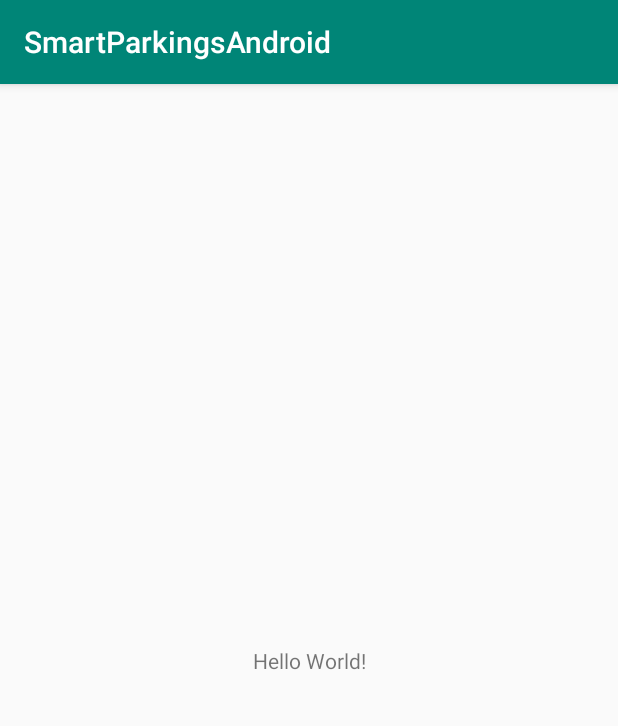
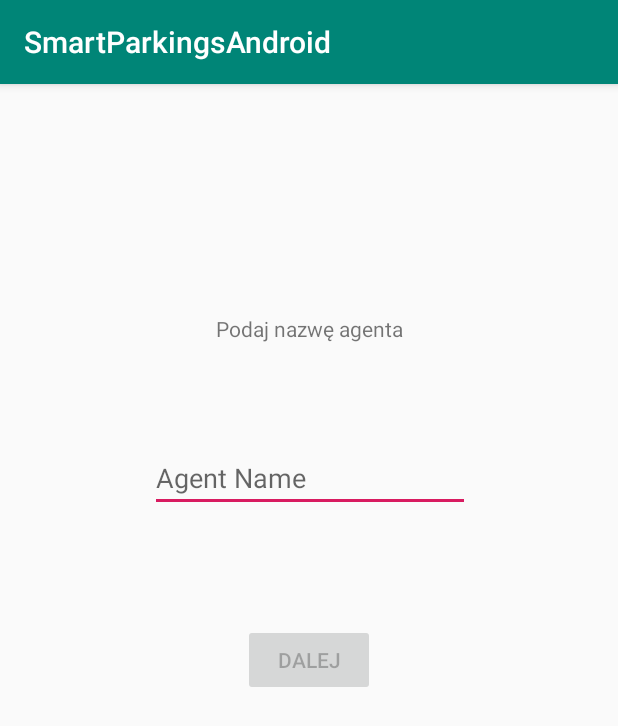
Before and after one commit to mdziedzi/smart-parkings-android, an Android app: the screen it shows after launch (MainActivity), on a phone screen of 412 x 824 dp. Shown: the top 726 px of the screen. Run offline under Robolectric (Android 15) with nearby library versions, the phone set to English and light mode, and no system bars; libraries missing offline, so code that uses them is left out: jade.android, jade.core, jade.util, jade.util.leap, jade.wrapper.

Commit message:
After typing agent name the Google Maps shows.

```diff
--- a/app/build.gradle
+++ b/app/build.gradle
@@ -22,6 +22,7 @@
     implementation fileTree(dir: 'libs', include: ['*.jar'])
     implementation 'com.android.support:appcompat-v7:27.1.1'
     implementation 'com.android.support.constraint:constraint-layout:1.1.3'
+    implementation 'com.google.android.gms:play-services-maps:16.0.0'
     testImplementation 'junit:junit:4.12'
     androidTestImplementation 'com.android.support.test:runner:1.0.2'
     androidTestImplementation 'com.android.support.test.espresso:espresso-core:3.0.2'
--- a/app/src/main/java/com/marcindziedzic/smartparkingsandroid/MainActivity.java
+++ b/app/src/main/java/com/marcindziedzic/smartparkingsandroid/MainActivity.java
@@ -7,6 +7,12 @@
 import android.os.IBinder;
 import android.support.v7.app.AppCompatActivity;
 import android.os.Bundle;
+import android.text.Editable;
+import android.text.TextWatcher;
+import android.view.View;
+import android.widget.Button;
+import android.widget.EditText;
+import android.widget.TextView;
 
 import com.marcindziedzic.smartparkingsandroid.agent.DriverManagerAgent;
 import com.marcindziedzic.smartparkingsandroid.agent.util.Localization;
@@ -31,12 +37,52 @@
     private MicroRuntimeServiceBinder microRuntimeServiceBinder;
     private ServiceConnection serviceConnection;
 
+    private EditText agentNameTV;
+
+    private Button button;
+
     @Override
     protected void onCreate(Bundle savedInstanceState) {
         super.onCreate(savedInstanceState);
         setContentView(R.layout.activity_main);
 
-        connectToService();
+        agentNameTV = findViewById(R.id.agentNameText);
+        agentNameTV.addTextChangedListener(agentNameTextWatcher);
+
+        button = findViewById(R.id.nextButton);
+        button.setEnabled(false);
+        button.setOnClickListener(new View.OnClickListener() {
+            @Override
+            public void onClick(View v) {
+                connectToService();
+                openMapsActivity();
+            }
+        });
+
+    }
+
+    private TextWatcher agentNameTextWatcher = new TextWatcher() {
+        @Override
+        public void beforeTextChanged(CharSequence s, int start, int count, int after) {
+        }
+
+        @Override
+        public void onTextChanged(CharSequence s, int start, int before, int count) {
+            if (agentNameTV.getText() != null && !agentNameTV.getText().toString().equals("")) {
+                button.setEnabled(true);
+            } else {
+                button.setEnabled(false);
+            }
+        }
+
+        @Override
+        public void afterTextChanged(Editable s) {
+        }
+    };
+
+    private void openMapsActivity() {
+        Intent intent = new Intent(this, MapsActivity.class);
+        startActivity(intent);
     }
 
     private void connectToService() {
@@ -89,7 +135,7 @@
             public void onSuccess(Void thisIsNull) {
                 // Split container startup successful
                 logger.log(Level.INFO, "Successfully start of the container...");
-                startAgent("android", agentStartupCallback);
+                startAgent(agentNameTV.getText().toString(), agentStartupCallback);
             }
 
             @Override
--- a/app/src/main/res/layout/activity_main.xml
+++ b/app/src/main/res/layout/activity_main.xml
@@ -7,12 +7,43 @@
     tools:context=".MainActivity">
 
     <TextView
+        android:id="@+id/textView"
         android:layout_width="wrap_content"
         android:layout_height="wrap_content"
-        android:text="Hello World!"
+        android:text="@string/type_agent_name"
         app:layout_constraintBottom_toBottomOf="parent"
+        app:layout_constraintEnd_toEndOf="parent"
         app:layout_constraintLeft_toLeftOf="parent"
         app:layout_constraintRight_toRightOf="parent"
+        app:layout_constraintStart_toStartOf="parent"
+        app:layout_constraintTop_toTopOf="parent"
+        app:layout_constraintVertical_bias="0.205" />
+
+    <EditText
+        android:id="@+id/agentNameText"
+        android:layout_width="wrap_content"
+        android:layout_height="wrap_content"
+        android:layout_marginBottom="8dp"
+        android:ems="10"
+        android:hint="@string/agent_name"
+        android:inputType="textPersonName"
+        app:layout_constraintBottom_toTopOf="@+id/nextButton"
+        app:layout_constraintEnd_toEndOf="parent"
+        app:layout_constraintHorizontal_bias="0.502"
+        app:layout_constraintStart_toStartOf="parent"
+        app:layout_constraintTop_toBottomOf="@+id/textView"
+        android:autofillHints="" tools:targetApi="o"/>
+
+    <Button
+        android:id="@+id/nextButton"
+        android:layout_width="wrap_content"
+        android:layout_height="wrap_content"
+        android:layout_marginTop="8dp"
+        android:layout_marginBottom="8dp"
+        android:text="@string/next"
+        app:layout_constraintBottom_toBottomOf="parent"
+        app:layout_constraintEnd_toEndOf="parent"
+        app:layout_constraintStart_toStartOf="parent"
         app:layout_constraintTop_toTopOf="parent" />
 
 </android.support.constraint.ConstraintLayout>
--- a/app/src/main/res/values/strings.xml
+++ b/app/src/main/res/values/strings.xml
@@ -1,3 +1,7 @@
 <resources>
     <string name="app_name">SmartParkingsAndroid</string>
+    <string name="type_agent_name">Podaj nazwę agenta</string>
+    <string name="agent_name">Agent Name</string>
+    <string name="next">Dalej</string>
+    <string name="title_activity_maps">Map</string>
 </resources>
```
Also changed, not shown: app/src/debug/res/values/google_maps_api.xml (added, +24 -0 lines), app/src/main/AndroidManifest.xml (+27 -2 lines), app/src/main/java/com/marcindziedzic/smartparkingsandroid/MapsActivity.java (added, +46 -0 lines), app/src/main/res/layout/activity_maps.xml (added, +9 -0 lines), 1 other file.
